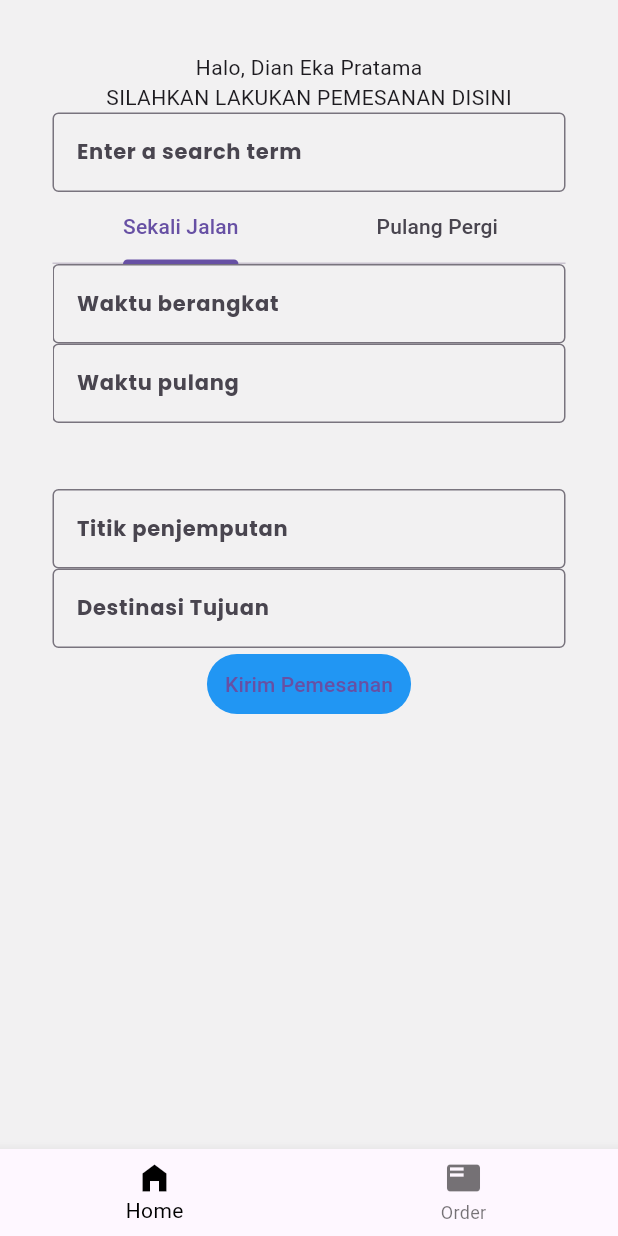
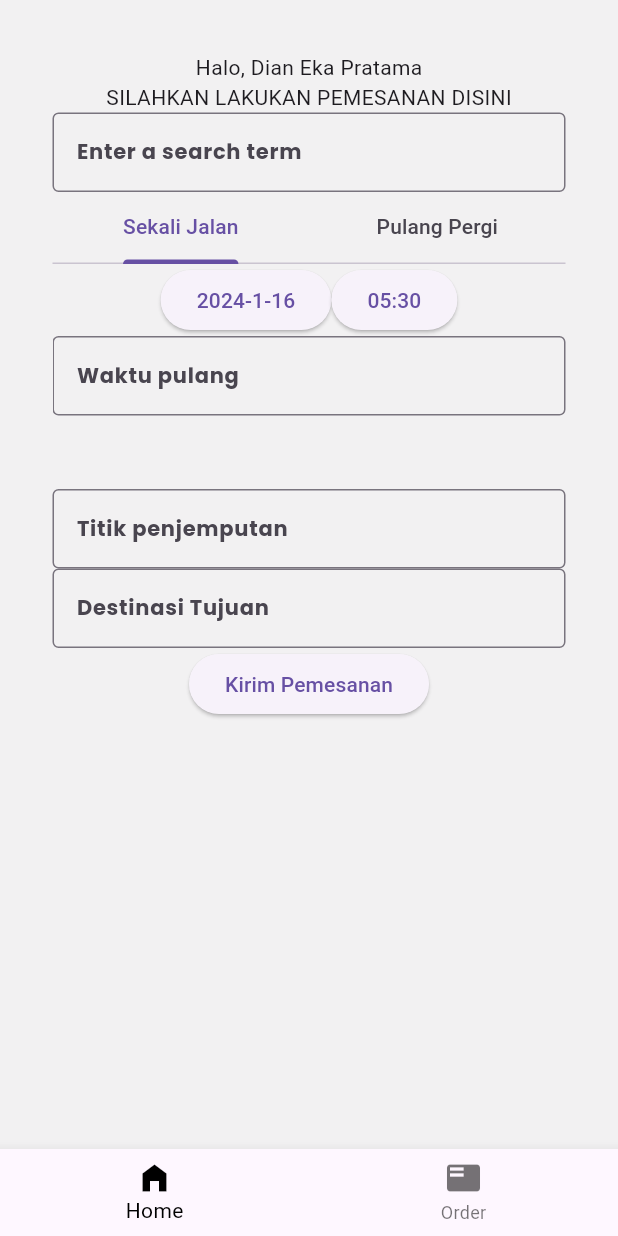
Before and after one commit to triastanto/basic_fleet, a Flutter app: the screen it shows after launch, on a phone screen of 412 x 824 dp. Run offline on Flutter 3.47's test engine with Material 3 defaults, Android fonts, the light colour scheme and no system bars; our stand-ins replace google_fonts.

Commit message:
basic pick date and time

```diff
--- a/lib/screens/home_screen.dart
+++ b/lib/screens/home_screen.dart
@@ -8,8 +8,13 @@ class HomeScreen extends StatefulWidget {
 }
 
 class _HomeScreenState extends State<HomeScreen> with TickerProviderStateMixin {
+  DateTime dateTime = DateTime(2024, 01, 16, 5, 30);
+
   @override
   Widget build(BuildContext context) {
+    final hours = dateTime.hour.toString().padLeft(2, '0');
+    final minutes = dateTime.minute.toString().padLeft(2, '0');
+
     TabController tabController = TabController(length: 2, vsync: this);
     return Container(
       color: const Color.fromARGB(2525, 240, 240, 240),
@@ -36,18 +41,49 @@ class _HomeScreenState extends State<HomeScreen> with TickerProviderStateMixin {
             height: 150,
             child: TabBarView(
               controller: tabController,
-              children: const [
+              children: [
                 Column(
                   children: [
                     Column(
                       children: [
-                        TextField(
-                          decoration: InputDecoration(
-                            border: OutlineInputBorder(),
-                            hintText: 'Waktu berangkat',
-                          ),
+                        Row(
+                          mainAxisAlignment: MainAxisAlignment.center,
+                          children: [
+                            ElevatedButton(
+                              onPressed: () async {
+                                final date = await pickDate();
+                                if (date == null) return;
+                                final newDateTime = DateTime(
+                                  date.year,
+                                  date.month,
+                                  date.day,
+                                  dateTime.hour,
+                                  dateTime.minute,
+                                );
+                                setState(() => dateTime = newDateTime);
+                              },
+                              child: Text(
+                                  '${dateTime.year}-${dateTime.month}-${dateTime.day}'),
+                            ),
+                            ElevatedButton(
+                              onPressed: () async {
+                                final time = await pickTime();
+                                if (time == null) return;
+                                final newDateTime = DateTime(
+                                  dateTime.year,
+                                  dateTime.month,
+                                  dateTime.day,
+                                  time.hour,
+                                  time.minute,
+                                );
+                                setState(() => dateTime = newDateTime);
+                              },
+                              child:
+                                  Text('$hours:$minutes'),
+                            ),
+                          ],
                         ),
-                        TextField(
+                        const TextField(
                           decoration: InputDecoration(
                             border: OutlineInputBorder(),
                             hintText: 'Waktu pulang',
@@ -57,7 +93,7 @@ class _HomeScreenState extends State<HomeScreen> with TickerProviderStateMixin {
                     ),
                   ],
                 ),
-                Column(
+                const Column(
                   children: [
                     Column(
                       children: [
@@ -86,10 +122,7 @@ class _HomeScreenState extends State<HomeScreen> with TickerProviderStateMixin {
               hintText: 'Destinasi Tujuan',
             ),
           ),
-          TextButton(
-            style: TextButton.styleFrom(
-              backgroundColor: Colors.blue,
-            ),
+          ElevatedButton(
             onPressed: () {},
             child: const Text(
               'Kirim Pemesanan',
@@ -100,4 +133,18 @@ class _HomeScreenState extends State<HomeScreen> with TickerProviderStateMixin {
       ),
     );
   }
+
+  Future<DateTime?> pickDate() => showDatePicker(
+        context: context,
+        firstDate: dateTime,
+        lastDate: DateTime(2025),
+      );
+
+  Future<TimeOfDay?> pickTime() => showTimePicker(
+        context: context,
+        initialTime: TimeOfDay(
+          hour: dateTime.hour,
+          minute: dateTime.minute,
+        ),
+      );
 }
```
